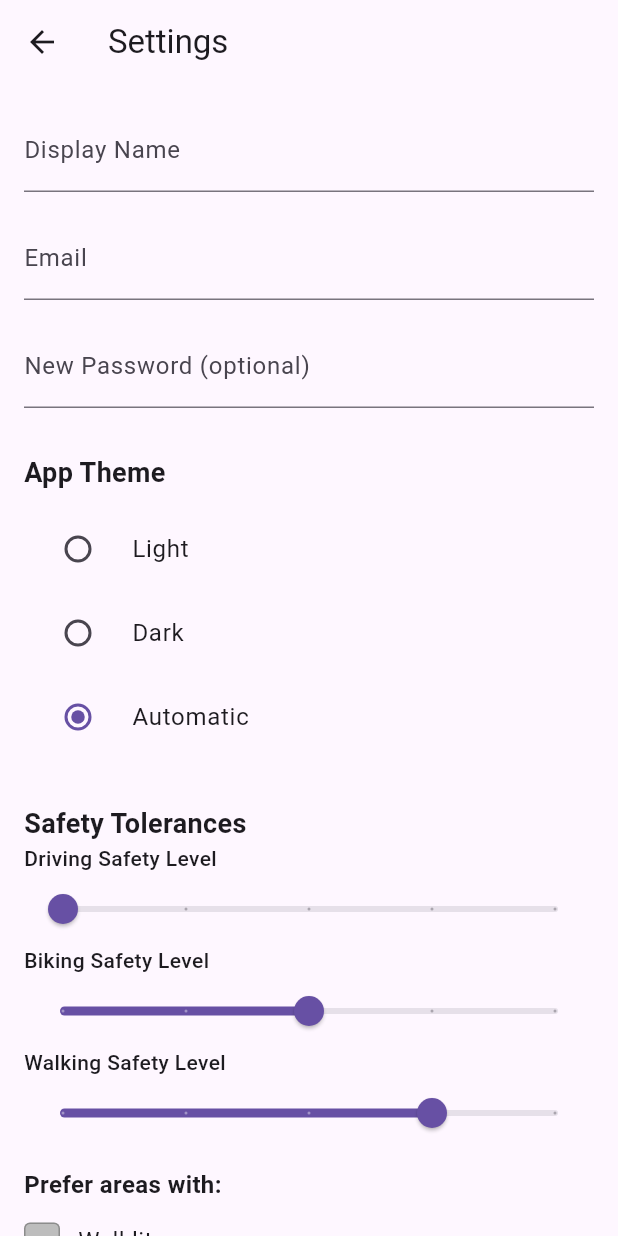
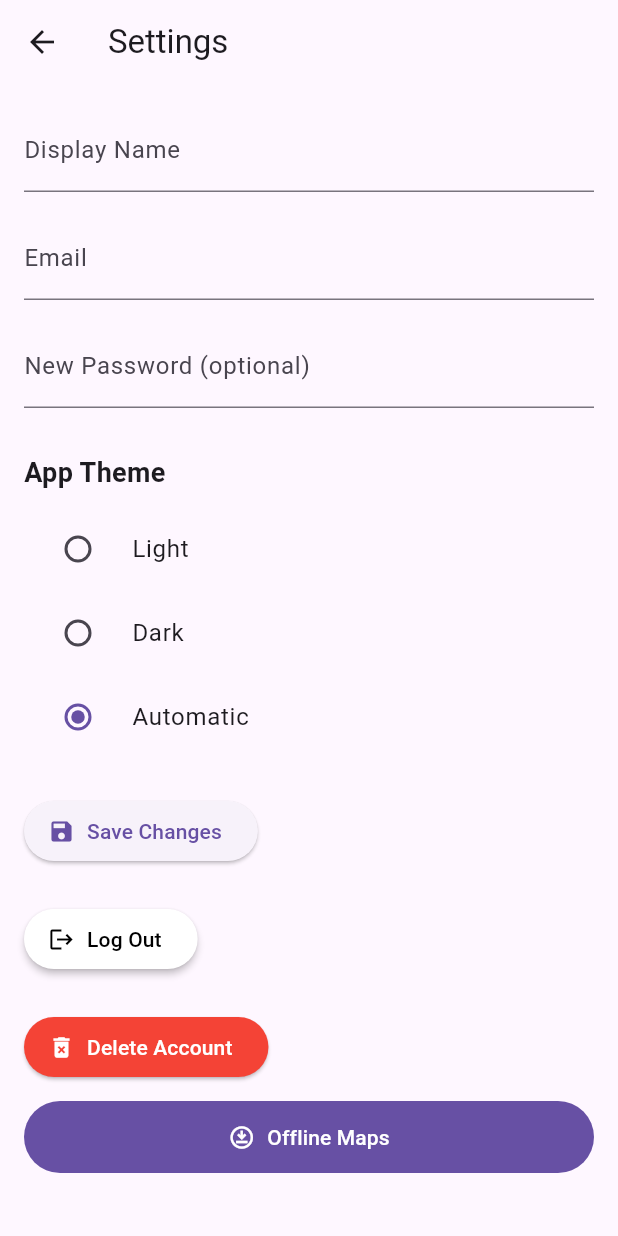
Before and after one commit to Samlopez-8112/Capstone, a Flutter app: the SettingsScreen screen opened directly, on a phone screen of 412 x 824 dp. Run offline on Flutter 3.47's test engine with Material 3 defaults, Android fonts, the phone set to English and light mode, and no system bars; our stand-ins replace cloud_firestore, connectivity_plus, device_info_plus, dio, firebase_auth, firebase_core and 10 more; missing offline and left inert: encrypt, firebase_app_check, flutter_polyline_points, mapbox_maps_flutter; accounts and stored records are empty.

Commit message:
disabled non-functional safety settings

```diff
--- a/capstone/lib/screens/settings_screen.dart
+++ b/capstone/lib/screens/settings_screen.dart
@@ -170,54 +170,54 @@ class _SettingsScreenState extends State<SettingsScreen> {
               ),
 
               // ---------------- SAFETY SLIDERS ----------------
-              const SizedBox(height: 30),
-              const Text(
-                "Safety Tolerances",
-                style: TextStyle(fontSize: 18, fontWeight: FontWeight.bold),
-              ),
-              SliderPreference(
-                label: "Driving Safety Level",
-                value: _drivingSliderValue,
-                onChanged: (val) => setState(() => _drivingSliderValue = val),
-              ),
-              SliderPreference(
-                label: "Biking Safety Level",
-                value: _bikingSliderValue,
-                onChanged: (val) => setState(() => _bikingSliderValue = val),
-              ),
-              SliderPreference(
-                label: "Walking Safety Level",
-                value: _walkingSliderValue,
-                onChanged: (val) => setState(() => _walkingSliderValue = val),
-              ),
+              // const SizedBox(height: 30),
+              // const Text(
+              //   "Safety Tolerances",
+              //   style: TextStyle(fontSize: 18, fontWeight: FontWeight.bold),
+              // ),
+              // SliderPreference(
+              //   label: "Driving Safety Level",
+              //   value: _drivingSliderValue,
+              //   onChanged: (val) => setState(() => _drivingSliderValue = val),
+              // ),
+              // SliderPreference(
+              //   label: "Biking Safety Level",
+              //   value: _bikingSliderValue,
+              //   onChanged: (val) => setState(() => _bikingSliderValue = val),
+              // ),
+              // SliderPreference(
+              //   label: "Walking Safety Level",
+              //   value: _walkingSliderValue,
+              //   onChanged: (val) => setState(() => _walkingSliderValue = val),
+              // ),
 
-              const SizedBox(height: 12),
-              // --- Prefer areas with (tri-state checkboxes) ---
-              const Text(
-                'Prefer areas with:',
-                style: TextStyle(fontSize: 16, fontWeight: FontWeight.w600),
-              ),
-              const SizedBox(height: 8),
-              Column(
-                children: [
-                  _TriStateRow(label: 'Well-lit'),
-                  _TriStateRow(label: 'Police presence'),
-                  _TriStateRow(label: 'Quiet at night'),
-                  _TriStateRow(label: 'Busy foot traffic'),
-                  _TriStateRow(label: 'Loitering'),
-                  _TriStateRow(label: 'Graffiti/vandalism'),
-                  _TriStateRow(label: 'Poor lighting'),
-                  _TriStateRow(label: 'Suspicious activity'),
-                  _TriStateRow(label: 'Reports of crime'),
-                  _TriStateRow(label: 'Clean and maintained'),
-                  _TriStateRow(label: 'Security cameras'),
-                  _TriStateRow(label: 'Active neighborhood watch'),
-                  _TriStateRow(label: 'Nearby schools or parks'),
-                  _TriStateRow(label: 'Frequent police sirens'),
-                  _TriStateRow(label: 'Abandoned buildings'),
-                  _TriStateRow(label: 'Shops open late'),
-                ],
-              ),
+              // const SizedBox(height: 12),
+              // // --- Prefer areas with (tri-state checkboxes) ---
+              // const Text(
+              //   'Prefer areas with:',
+              //   style: TextStyle(fontSize: 16, fontWeight: FontWeight.w600),
+              // ),
+              // const SizedBox(height: 8),
+              // Column(
+              //   children: [
+              //     _TriStateRow(label: 'Well-lit'),
+              //     _TriStateRow(label: 'Police presence'),
+              //     _TriStateRow(label: 'Quiet at night'),
+              //     _TriStateRow(label: 'Busy foot traffic'),
+              //     _TriStateRow(label: 'Loitering'),
+              //     _TriStateRow(label: 'Graffiti/vandalism'),
+              //     _TriStateRow(label: 'Poor lighting'),
+              //     _TriStateRow(label: 'Suspicious activity'),
+              //     _TriStateRow(label: 'Reports of crime'),
+              //     _TriStateRow(label: 'Clean and maintained'),
+              //     _TriStateRow(label: 'Security cameras'),
+              //     _TriStateRow(label: 'Active neighborhood watch'),
+              //     _TriStateRow(label: 'Nearby schools or parks'),
+              //     _TriStateRow(label: 'Frequent police sirens'),
+              //     _TriStateRow(label: 'Abandoned buildings'),
+              //     _TriStateRow(label: 'Shops open late'),
+              //   ],
+              // ),
 
 
               // ---------------- ACTION BUTTONS ----------------
```
